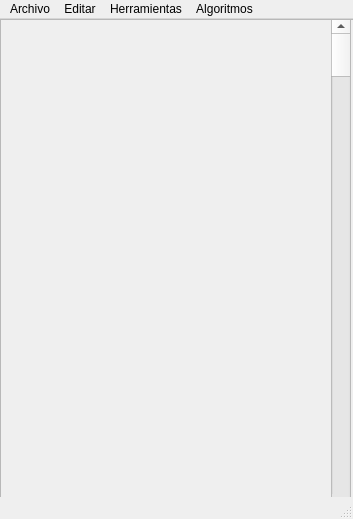
This is src/ventana.ui in juandiegou/AutomatasOperations as Qt 5 draws it before an edit. The edited form follows.
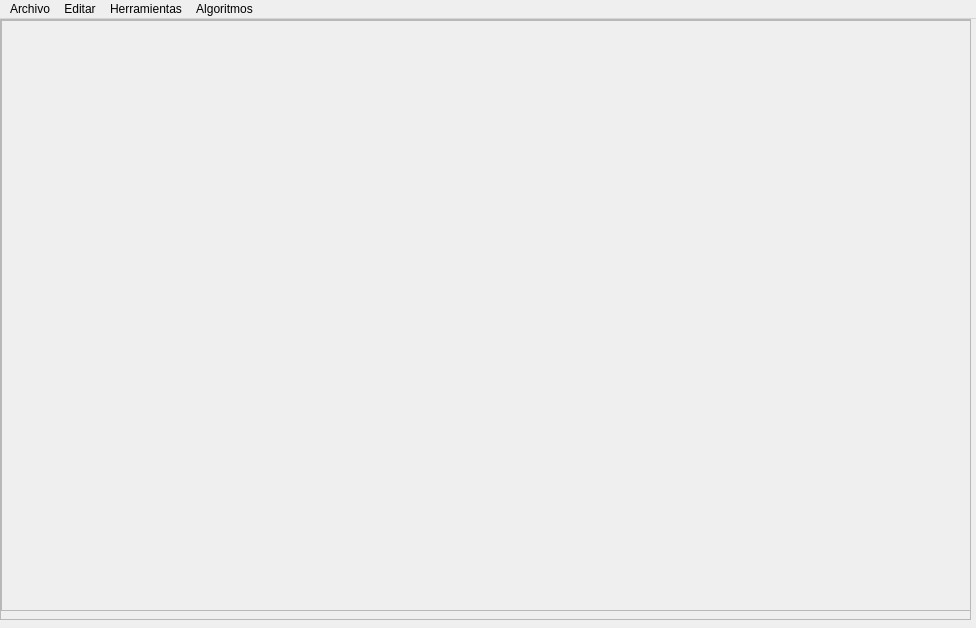
This is the edited form. Icons and pictures are not drawn.

The edit to the form file:
```diff
--- a/src/ventana.ui
+++ b/src/ventana.ui
@@ -6,73 +6,85 @@
    <rect>
     <x>0</x>
     <y>0</y>
-    <width>353</width>
-    <height>519</height>
+    <width>976</width>
+    <height>628</height>
    </rect>
   </property>
+  <property name="minimumSize">
+   <size>
+    <width>976</width>
+    <height>628</height>
+   </size>
+  </property>
+  <property name="maximumSize">
+   <size>
+    <width>976</width>
+    <height>628</height>
+   </size>
+  </property>
   <property name="windowTitle">
    <string>MainWindow</string>
   </property>
   <widget class="QWidget" name="centralwidget">
-   <widget class="QFrame" name="frame">
+   <widget class="QScrollArea" name="scrollArea">
     <property name="geometry">
      <rect>
       <x>0</x>
       <y>0</y>
-      <width>361</width>
-      <height>501</height>
+      <width>971</width>
+      <height>601</height>
      </rect>
     </property>
-    <property name="frameShape">
-     <enum>QFrame::StyledPanel</enum>
+    <property name="widgetResizable">
+     <bool>true</bool>
     </property>
-    <property name="frameShadow">
-     <enum>QFrame::Raised</enum>
-    </property>
-    <widget class="QWidget" name="widget" native="true">
+    <widget class="QWidget" name="scrollAreaWidgetContents">
      <property name="geometry">
       <rect>
        <x>0</x>
        <y>0</y>
-       <width>361</width>
-       <height>491</height>
+       <width>969</width>
+       <height>599</height>
       </rect>
      </property>
-     <widget class="QScrollArea" name="scrollArea">
+     <widget class="QWidget" name="verticalLayoutWidget">
       <property name="geometry">
        <rect>
         <x>0</x>
         <y>0</y>
-        <width>351</width>
-        <height>501</height>
+        <width>971</width>
+        <height>591</height>
        </rect>
       </property>
-      <property name="widgetResizable">
-       <bool>true</bool>
-      </property>
-      <widget class="QWidget" name="scrollAreaWidgetContents">
-       <property name="geometry">
-        <rect>
-         <x>0</x>
-         <y>0</y>
-         <width>349</width>
-         <height>499</height>
-        </rect>
-       </property>
-       <widget class="QScrollBar" name="verticalScrollBar">
-        <property name="geometry">
-         <rect>
-          <x>330</x>
-          <y>0</y>
-          <width>20</width>
-          <height>491</height>
-         </rect>
-        </property>
-        <property name="orientation">
-         <enum>Qt::Vertical</enum>
-        </property>
-       </widget>
-      </widget>
+      <layout class="QVBoxLayout" name="verticalLayout">
+       <item>
+        <layout class="QHBoxLayout" name="horizontalLayout">
+         <item>
+          <widget class="QFrame" name="frame">
+           <property name="frameShape">
+            <enum>QFrame::StyledPanel</enum>
+           </property>
+           <property name="frameShadow">
+            <enum>QFrame::Raised</enum>
+           </property>
+           <widget class="QLabel" name="label">
+            <property name="geometry">
+             <rect>
+              <x>50</x>
+              <y>10</y>
+              <width>901</width>
+              <height>571</height>
+             </rect>
+            </property>
+            <property name="text">
+             <string/>
+            </property>
+           </widget>
+          </widget>
+         </item>
+        </layout>
+       </item>
+      </layout>
      </widget>
     </widget>
    </widget>
@@ -82,7 +94,7 @@
     <rect>
      <x>0</x>
      <y>0</y>
-     <width>353</width>
+     <width>976</width>
      <height>21</height>
     </rect>
    </property>
@@ -115,7 +127,6 @@
    <addaction name="menuHerramientas"/>
    <addaction name="menuAlgoritmos"/>
   </widget>
-  <widget class="QStatusBar" name="statusbar"/>
   <action name="action">
    <property name="icon">
     <iconset>
```
Left out of the diff: 5 changed lines with no effect on the pictures.
